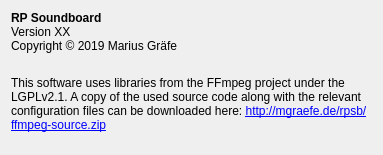
First picture: the form in src/about_qt.ui, repository gamebaiters/RP-Soundboard, before the edit.
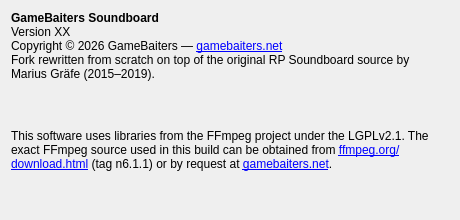
Second picture: the form after the edit. Icons and pictures are not drawn.

```diff
--- a/src/about_qt.ui
+++ b/src/about_qt.ui
@@ -12,8 +12,8 @@
    <rect>
     <x>0</x>
     <y>0</y>
-    <width>383</width>
-    <height>155</height>
+    <width>460</width>
+    <height>220</height>
    </rect>
   </property>
   <property name="sizePolicy">
@@ -58,7 +58,7 @@
           </font>
          </property>
          <property name="text">
-          <string>RP Soundboard</string>
+          <string>GameBaiters Soundboard</string>
          </property>
         </widget>
        </item>
@@ -72,7 +72,13 @@
        <item>
         <widget class="QLabel" name="label_2">
          <property name="text">
-          <string>Copyright © 2019 Marius Gräfe</string>
+          <string>Copyright © 2026 GameBaiters — &lt;a href=&quot;https://gamebaiters.net&quot;&gt;gamebaiters.net&lt;/a&gt;&lt;br/&gt;Fork rewritten from scratch on top of the original RP Soundboard source by Marius Gräfe (2015–2019).</string>
+         </property>
+         <property name="wordWrap">
+          <bool>true</bool>
+         </property>
+         <property name="openExternalLinks">
+          <bool>true</bool>
          </property>
         </widget>
        </item>
@@ -105,7 +111,7 @@
       </sizepolicy>
      </property>
      <property name="text">
-      <string>This software uses libraries from the FFmpeg project under the LGPLv2.1. A copy of the used source code along with the relevant configuration files can be downloaded here: &lt;a href=&quot;http://mgraefe.de/rpsb/ffmpeg-source.zip&quot;&gt;http://mgraefe.de/rpsb/ffmpeg-source.zip&lt;/a&gt;</string>
+      <string>This software uses libraries from the FFmpeg project under the LGPLv2.1. The exact FFmpeg source used in this build can be obtained from &lt;a href=&quot;https://ffmpeg.org/download.html&quot;&gt;ffmpeg.org/download.html&lt;/a&gt; (tag n6.1.1) or by request at &lt;a href=&quot;https://gamebaiters.net&quot;&gt;gamebaiters.net&lt;/a&gt;.</string>
      </property>
      <property name="wordWrap">
       <bool>true</bool>
```
Left out of the diff: 2 changed lines with no effect on the pictures.
